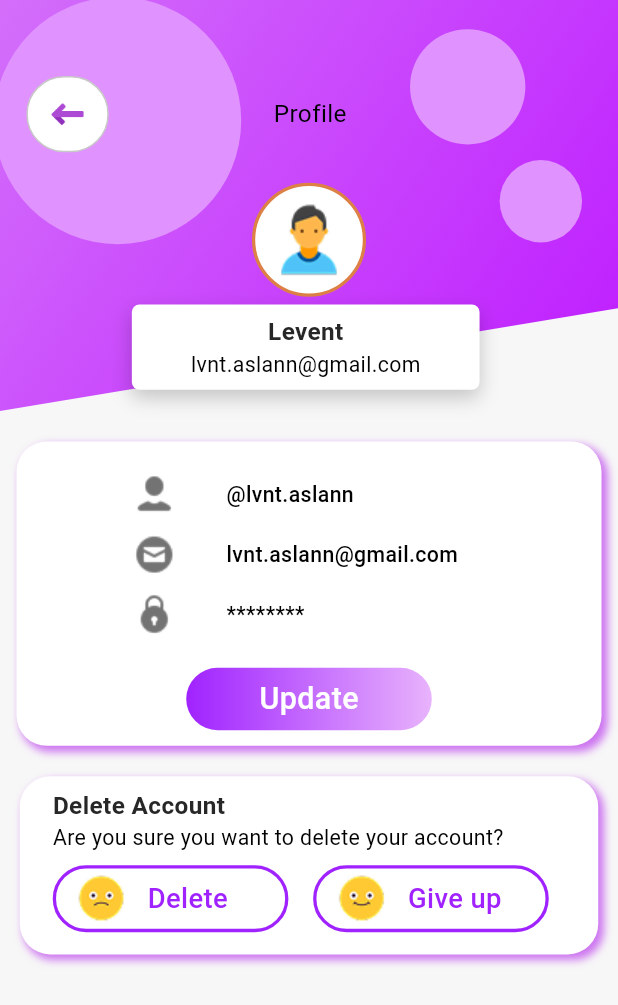
After one commit to bbclubspace/cerebria, a Flutter app: the ProfilePage screen opened by its route, on a phone screen of 412 x 824 dp. The commit adds this screen. Shown: the top 1005 px of the screen. Run offline on Flutter 3.47's test engine with Material 3 defaults, Android fonts, the phone set to English and light mode, and no system bars; our stand-ins replace bloc, flutter_bloc, flutter_screenutil, flutter_svg, syncfusion_flutter_calendar.

Commit message:
feat: add profile page design

```diff
--- a/lib/core/themes/app_colors.dart
+++ b/lib/core/themes/app_colors.dart
@@ -1,6 +1,7 @@
 import 'package:cerebria/core/themes/exam/exam_colors.dart';
 import 'package:cerebria/core/themes/grammer/grammer_colors.dart';
 import 'package:cerebria/core/themes/listening/listening_colors.dart';
+import 'package:cerebria/core/themes/profile/profile_colors.dart';
 import 'package:cerebria/core/themes/ranking/ranking_colors.dart';
 import 'package:cerebria/core/themes/reading/reading_colors.dart';
 import 'package:cerebria/core/themes/report/report_colors.dart';
@@ -33,6 +34,7 @@ class AppColors {
   final ExamColors exam;
   final RankingColors ranking;
   final ReportColors report;
+  final ProfileColors profile;
 
   AppColors({required bool isDarkMode})
     : auth = AuthColors(isDarkMode: isDarkMode),
@@ -51,5 +53,6 @@ class AppColors {
       speaking = SpeakingColors(isDarkMode: isDarkMode),
       exam = ExamColors(isDarkMode: isDarkMode),
       ranking = RankingColors(isDarkMode: isDarkMode),
+      profile = ProfileColors(isDarkMode: isDarkMode),
       report = ReportColors(isDarkMode: isDarkMode);
 }
--- /dev/null
+++ b/lib/core/themes/profile/profile_colors.dart
@@ -0,0 +1,49 @@
+import 'package:flutter/cupertino.dart';
+
+class ProfileColors {
+  final bool isDarkMode;
+
+  const ProfileColors({required this.isDarkMode});
+
+  Color get pageBgColor =>
+      isDarkMode ? const Color(0xFF121212) : const Color(0xFFF7F7F7);
+
+ Color get headerContainerFirstColor =>
+      isDarkMode ? const Color(0xFF121212) : const Color(0xFFD36EFA);
+       Color get headerContainerSecondColor =>
+      isDarkMode ? const Color(0xFF121212) : const Color(0xFFBE1CFF);
+
+  Color get circleContainerFirstColor =>
+      isDarkMode ? const Color(0xFF333333) : const Color(0xFFE092FF);
+  Color get circleContainerSecondColor =>
+      isDarkMode ? const Color(0xFF333333) : const Color(0xFFD78DF4);
+  Color get circleContainerThirdColor =>
+      isDarkMode ? const Color(0xFF333333) : const Color(0xFFD78DF4);
+
+  Color get profileContainerBgColor =>
+      isDarkMode ? const Color(0xFF333333) : const Color(0xFFFFFFFF);
+  Color get profileContainerStrokeColor =>
+      isDarkMode ? const Color(0xFF333333) : const Color(0xFFDD8046);
+
+  Color get containerBgColor =>
+      isDarkMode ? const Color(0xFF333333) : const Color(0xFFFFFFFF);
+
+  Color get pageSubtextColor =>
+      isDarkMode ? const Color(0xFF333333) : const Color(0xFF000000);
+  Color get pagePrimaryTextColor =>
+      isDarkMode ? const Color(0xFF333333) : const Color(0xFF282727);
+
+  Color get containerShadowColor =>
+      isDarkMode ? const Color(0xFF333333) : const Color(0xFFCD75F0);
+
+  Color get deleteButtonStrokeColor =>
+      isDarkMode ? const Color(0xFF333333) : const Color(0xFFA023FF);
+
+
+  Color get updateButtonFirstColor =>
+      isDarkMode ? const Color(0xFF333333) : const Color(0xFFA023FF);
+  Color get updateButtonSecondColor =>
+      isDarkMode ? const Color(0xFF333333) : const Color(0xFFE8B3FC);
+  Color get updateButtonTextColor =>
+      isDarkMode ? const Color(0xFF333333) : const Color(0xFFFFFFFF);
+}
--- a/lib/features/drawer/presentation/pages/drawer_page.dart
+++ b/lib/features/drawer/presentation/pages/drawer_page.dart
@@ -47,7 +47,7 @@ class _DrawerPageState extends State<DrawerPage> {
              SizedBox(height: 20.h),
             NewRow(text: 'Messaging', iconPath: drawerIcons['messaging']!,route: Routes.home,),
              SizedBox(height: 20.h),
-            NewRow(text: 'Profile', iconPath: drawerIcons['profile']!,route: Routes.home,),
+            NewRow(text: 'Profile', iconPath: drawerIcons['profile']!,route: Routes.profile,),
              SizedBox(height: 20.h),
             NewRow(text: 'Logout', iconPath: drawerIcons['logout']!,route: Routes.home,),
           ],
--- /dev/null
+++ b/lib/features/profile/presentation/pages/profile_page.dart
@@ -0,0 +1,29 @@
+import 'package:flutter/material.dart';
+import 'package:flutter_screenutil/flutter_screenutil.dart';
+import '../../../../core/themes/app_colors.dart';
+import '../widgets/delete_account_card.dart';
+import '../widgets/profile_header.dart';
+import '../widgets/profile_info_card.dart';
+
+class ProfilePage extends StatelessWidget {
+  const ProfilePage({Key? key}) : super(key: key);
+
+  @override
+  Widget build(BuildContext context) {
+    final appColors = AppColors(isDarkMode: false);
+
+    return Scaffold(
+      backgroundColor: appColors.profile.pageBgColor,
+      body: Column(
+        mainAxisAlignment: MainAxisAlignment.start,
+        children: [
+          ProfileHeader(appColors: appColors),
+          SizedBox(height: 20.h),
+          ProfileInfoCard(appColors: appColors),
+          SizedBox(height: 20.h),
+          DeleteAccountCard(appColors: appColors),
+        ],
+      ),
+    );
+  }
+}
--- /dev/null
+++ b/lib/features/profile/presentation/widgets/delete_account_card.dart
@@ -0,0 +1,101 @@
+import 'package:flutter/material.dart';
+import 'package:flutter_screenutil/flutter_screenutil.dart';
+import '../../../../core/themes/app_colors.dart';
+import '../../../../core/utils/font_size.dart';
+
+class DeleteAccountCard extends StatelessWidget {
+  final AppColors appColors;
+
+  const DeleteAccountCard({Key? key, required this.appColors})
+      : super(key: key);
+
+  @override
+  Widget build(BuildContext context) {
+    return Container(
+      width: 351.w,
+      height: 117.h,
+      decoration: _boxDecoration(),
+      child: Padding(
+        padding: EdgeInsets.only(top: 8.h, left: 20.w),
+        child: Column(
+          crossAxisAlignment: CrossAxisAlignment.start,
+          children: [
+            Text(
+              "Delete Account",
+              style: TextStyle(
+                color: appColors.profile.pagePrimaryTextColor,
+                fontSize: AppFontSizes.s16,
+                fontWeight: FontWeight.w600,
+              ),
+            ),
+            Text(
+              "Are you sure you want to delete your account?",
+              style: TextStyle(
+                color: appColors.profile.pageSubtextColor,
+                fontSize: AppFontSizes.s14,
+              ),
+            ),
+            SizedBox(height: 8.h),
+            Row(
+              children: [
+                _deleteButton(
+                  icon: "assets/profile-page-icon/sad.png",
+                  text: "Delete",
+                ),
+                SizedBox(width: 15.w),
+                _deleteButton(
+                  icon: "assets/profile-page-icon/smile.png",
+                  text: "Give up",
+                ),
+              ],
+            ),
+          ],
+        ),
+      ),
+    );
+  }
+
+  Widget _deleteButton({required String icon, required String text}) {
+    return Container(
+      width: 143.w,
+      height: 44.h,
+      decoration: BoxDecoration(
+        border: Border.all(
+          color: appColors.profile.deleteButtonStrokeColor,
+          width: 2.w,
+        ),
+        borderRadius: BorderRadius.circular(25.r),
+      ),
+      child: Row(
+        children: [
+          SizedBox(width: 10.w),
+          Image.asset(icon),
+          SizedBox(width: 10.w),
+          Text(
+            text,
+            style: TextStyle(
+              color: appColors.profile.deleteButtonStrokeColor,
+              fontSize: AppFontSizes.s18,
+              fontWeight: FontWeight.w500,
+            ),
+          ),
+        ],
+      ),
+    );
+  }
+
+  BoxDecoration _boxDecoration() {
+    return BoxDecoration(
+      borderRadius: BorderRadius.circular(20.r),
+      color: appColors.profile.containerBgColor,
+      boxShadow: [
+        BoxShadow(
+          color: appColors.profile.containerShadowColor,
+          blurRadius: 4.r,
+          spreadRadius: 0.5.r,
+          offset: Offset(3.w, 3.h),
+        ),
+      ],
+    );
+  }
+}
--- /dev/null
+++ b/lib/features/profile/presentation/widgets/floating_circle.dart
@@ -0,0 +1,82 @@
+import 'package:flutter/material.dart';
+
+class FloatingCircle extends StatefulWidget {
+  final double size;
+  final Color color;
+  final double startX;
+  final double startY;
+  final int durationSeconds;
+  final double xBegin;
+  final double xEnd;
+  final double yBegin;
+  final double yEnd;
+
+  const FloatingCircle({
+    super.key,
+    required this.size,
+    required this.color,
+    required this.startX,
+    required this.startY,
+    this.durationSeconds = 3,
+    this.xBegin = -10,
+    this.xEnd = 10,
+    this.yBegin = -10,
+    this.yEnd = 10,
+  });
+
+  @override
+  State<FloatingCircle> createState() => _FloatingCircleState();
+}
+
+class _FloatingCircleState extends State<FloatingCircle>
+    with SingleTickerProviderStateMixin {
+  late AnimationController _controller;
+  late Animation<double> _animationX;
+  late Animation<double> _animationY;
+
+  @override
+  void initState() {
+    super.initState();
+
+    _controller = AnimationController(
+      vsync: this,
+      duration: Duration(seconds: widget.durationSeconds),
+    )..repeat(reverse: true);
+
+    _animationX = Tween<double>(
+      begin: widget.xBegin,
+      end: widget.xEnd,
+    ).animate(CurvedAnimation(parent: _controller, curve: Curves.easeInOut));
+
+    _animationY = Tween<double>(
+      begin: widget.yBegin,
+      end: widget.yEnd,
+    ).animate(CurvedAnimation(parent: _controller, curve: Curves.easeInOut));
+  }
+
+  @override
+  void dispose() {
+    _controller.dispose();
+    super.dispose();
+  }
+
+  @override
+  Widget build(BuildContext context) {
+    return AnimatedBuilder(
+      animation: _controller,
+      builder: (context, child) {
+        return Transform.translate(
+          offset: Offset(_animationX.value, _animationY.value),
+          child: Container(
+            width: widget.size,
+            height: widget.size,
+            decoration: BoxDecoration(
+              color: widget.color,
+              shape: BoxShape.circle,
+            ),
+          ),
+        );
+      },
+    );
+  }
+}
--- /dev/null
+++ b/lib/features/profile/presentation/widgets/profile_header.dart
@@ -0,0 +1,153 @@
+import 'package:flutter/material.dart';
+import 'package:flutter_screenutil/flutter_screenutil.dart';
+
+import '../../../../core/themes/app_colors.dart';
+import '../../../../core/utils/font_size.dart';
+import '../../../../core/widgets/page_top_item.dart';
+import 'floating_circle.dart';
+import 'tirangle_clipper.dart';
+
+class ProfileHeader extends StatelessWidget {
+  final AppColors appColors;
+
+  const ProfileHeader({Key? key, required this.appColors}) : super(key: key);
+
+  @override
+  Widget build(BuildContext context) {
+    return Stack(
+      children: [
+        ClipPath(
+          clipper: TriangleClipper(),
+          child: AnimatedContainer(
+            duration: const Duration(milliseconds: 300),
+            height: 270.h,
+            width: double.infinity,
+            decoration: BoxDecoration(
+              gradient: LinearGradient(
+                begin: Alignment.topLeft,
+                end: Alignment.bottomRight,
+                colors: [
+                  appColors.profile.headerContainerFirstColor,
+                  appColors.profile.headerContainerSecondColor,
+                ],
+              ),
+            ),
+          ),
+        ),
+        Positioned(
+          child: FloatingCircle(
+            size: 150.w,
+            color: appColors.profile.circleContainerFirstColor,
+            startX: 200.w,
+            startY: 20.h,
+            durationSeconds: 5,
+            xBegin: -10,
+            xEnd: 10,
+            yBegin: -5,
+            yEnd: 5,
+          ),
+        ),
+        Positioned(
+          top: 50.h,
+          child: PageTopItem(colors: appColors, pageName: "Profile"),
+        ),
+        Positioned(
+          top: 20.h,
+          left: 250.w,
+          child: FloatingCircle(
+            size: 70.w,
+            color: appColors.profile.circleContainerFirstColor,
+            startX: 250.w,
+            startY: 20.h,
+            durationSeconds: 4,
+            xBegin: -15,
+            xEnd: 15,
+            yBegin: -10,
+            yEnd: 10,
+          ),
+        ),
+        Positioned(
+          top: 100.h,
+          left: 300.w,
+          child: FloatingCircle(
+            size: 50.w,
+            color: appColors.profile.circleContainerFirstColor,
+            startX: 300.w,
+            startY: 100.h,
+            durationSeconds: 3,
+            xBegin: -8,
+            xEnd: 8,
+            yBegin: -12,
+            yEnd: 12,
+          ),
+        ),
+        Positioned(
+          top: 120.h,
+          left: 150.w,
+          child: _buildProfileIcon(),
+        ),
+        Positioned(
+          top: 200.h,
+          left: 80.w,
+          child: _buildNameCard(),
+        ),
+      ],
+    );
+  }
+
+  Widget _buildProfileIcon() {
+    return Container(
+      width: 75.w,
+      height: 75.h,
+      decoration: BoxDecoration(
+        color: appColors.profile.profileContainerBgColor,
+        border: Border.all(
+          color: appColors.profile.profileContainerStrokeColor,
+          width: 2.w,
+        ),
+        shape: BoxShape.circle,
+      ),
+      child: Center(
+        child: Image.asset("assets/profile-page-icon/profile-icon.png"),
+      ),
+    );
+  }
+
+  Widget _buildNameCard() {
+    return Container(
+      width: 211.w,
+      height: 56.h,
+      decoration: BoxDecoration(
+        color: appColors.profile.containerBgColor,
+        borderRadius: BorderRadius.circular(5.r),
+        boxShadow: [
+          BoxShadow(
+            color: Colors.black.withOpacity(0.20),
+            blurRadius: 10.r,
+            offset: Offset(0, 5.h),
+          ),
+        ],
+      ),
+      child: Column(
+        mainAxisAlignment: MainAxisAlignment.center,
+        children: [
+          Text(
+            "Levent",
+            style: TextStyle(
+              color: appColors.profile.pagePrimaryTextColor,
+              fontWeight: FontWeight.bold,
+              fontSize: AppFontSizes.s16,
+            ),
+          ),
+          Text(
+            "lvnt.aslann@gmail.com",
+            style: TextStyle(
+              color: appColors.profile.pageSubtextColor,
+              fontSize: AppFontSizes.s14,
+            ),
+          ),
+        ],
+      ),
+    );
+  }
+}
--- /dev/null
+++ b/lib/features/profile/presentation/widgets/profile_info_card.dart
@@ -0,0 +1,92 @@
+import 'package:flutter/material.dart';
+import 'package:flutter_screenutil/flutter_screenutil.dart';
+import '../../../../core/themes/app_colors.dart';
+import '../../../../core/utils/font_size.dart';
+
+class ProfileInfoCard extends StatelessWidget {
+  final AppColors appColors;
+
+  const ProfileInfoCard({Key? key, required this.appColors}) : super(key: key);
+
+  @override
+  Widget build(BuildContext context) {
+    return Container(
+      width: 355.w,
+      height: 200.h,
+      decoration: _boxDecoration(),
+      child: Column(
+        children: [
+          SizedBox(height: 20.h),
+          _infoRow("assets/auth-icon/person.png", "@lvnt.aslann"),
+          SizedBox(height: 10.h),
+          _infoRow("assets/auth-icon/mail.png", "lvnt.aslann@gmail.com"),
+          SizedBox(height: 10.h),
+          _infoRow("assets/auth-icon/password.png", "********"),
+          SizedBox(height: 20.h),
+          _updateButton(),
+        ],
+      ),
+    );
+  }
+
+  Widget _infoRow(String icon, String text) {
+    return Padding(
+      padding: EdgeInsets.only(left: 70.w),
+      child: Row(
+        children: [
+          Image.asset(icon),
+          SizedBox(width: 30.w),
+          Text(
+            text,
+            style: TextStyle(
+              color: appColors.profile.pageSubtextColor,
+              fontSize: AppFontSizes.s14,
+              fontWeight: FontWeight.w500,
+            ),
+          ),
+        ],
+      ),
+    );
+  }
+
+  Widget _updateButton() {
+    return Container(
+      width: 149.w,
+      height: 41.h,
+      decoration: BoxDecoration(
+        gradient: LinearGradient(
+          colors: [
+            appColors.profile.updateButtonFirstColor,
+            appColors.profile.updateButtonSecondColor,
+          ],
+        ),
+        borderRadius: BorderRadius.circular(25.r),
+      ),
+      child: Center(
+        child: Text(
+          "Update",
+          style: TextStyle(
+            color: appColors.profile.updateButtonTextColor,
+            fontSize: AppFontSizes.s20,
+            fontWeight: FontWeight.w500,
+          ),
+        ),
+      ),
+    );
+  }
+
+  BoxDecoration _boxDecoration() {
+    return BoxDecoration(
+      borderRadius: BorderRadius.circular(20.r),
+      color: appColors.profile.containerBgColor,
+      boxShadow: [
+        BoxShadow(
+          color: appColors.profile.containerShadowColor,
+          blurRadius: 4.r,
+          spreadRadius: 0.5.r,
+          offset: Offset(3.w, 3.h),
+        ),
+      ],
+    );
+  }
+}
--- /dev/null
+++ b/lib/features/profile/presentation/widgets/tirangle_clipper.dart
@@ -0,0 +1,19 @@
+import 'dart:ui';
+
+import 'package:flutter/material.dart';
+
+class TriangleClipper extends CustomClipper<Path> {
+  @override
+  Path getClip(Size size) {
+    var path = Path();
+    path.lineTo(0, 0);
+    path.lineTo(size.width, 0);
+    path.lineTo(size.width, size.height * 0.75);
+    path.lineTo(0, size.height);
+    path.close();
+    return path;
+  }
+
+  @override
+  bool shouldReclip(CustomClipper<Path> oldClipper) => false;
+}
--- a/lib/main.dart
+++ b/lib/main.dart
@@ -17,6 +17,7 @@ import 'package:flutter/material.dart';
 import 'package:flutter_bloc/flutter_bloc.dart';
 import 'package:flutter_screenutil/flutter_screenutil.dart';
 
+import 'features/profile/presentation/pages/profile_page.dart';
 import 'features/report/logic/cubit/report_cubit.dart';
 import 'features/report/data/services/report_services.dart';
 
@@ -73,6 +74,7 @@ class MainApp extends StatelessWidget {
         Routes.exam_page: (context) => const ExamPage(),
         Routes.ranking_page: (context) => const RankingPage(),
         Routes.report_page: (context) => const ReportPage(),
+        Routes.profile: (context) => const ProfilePage(),
       },
     );
   }
--- a/pubspec.yaml
+++ b/pubspec.yaml
@@ -31,3 +31,4 @@ flutter:
     - assets/drawer-menu-icon/
     - assets/ranking-page-icon/
     - assets/module-icon/
+    - assets/profile-page-icon/
```
Also changed, not shown: assets/profile-page-icon/profile-icon.png (added), assets/profile-page-icon/sad.png (added), assets/profile-page-icon/smile.png (added).
